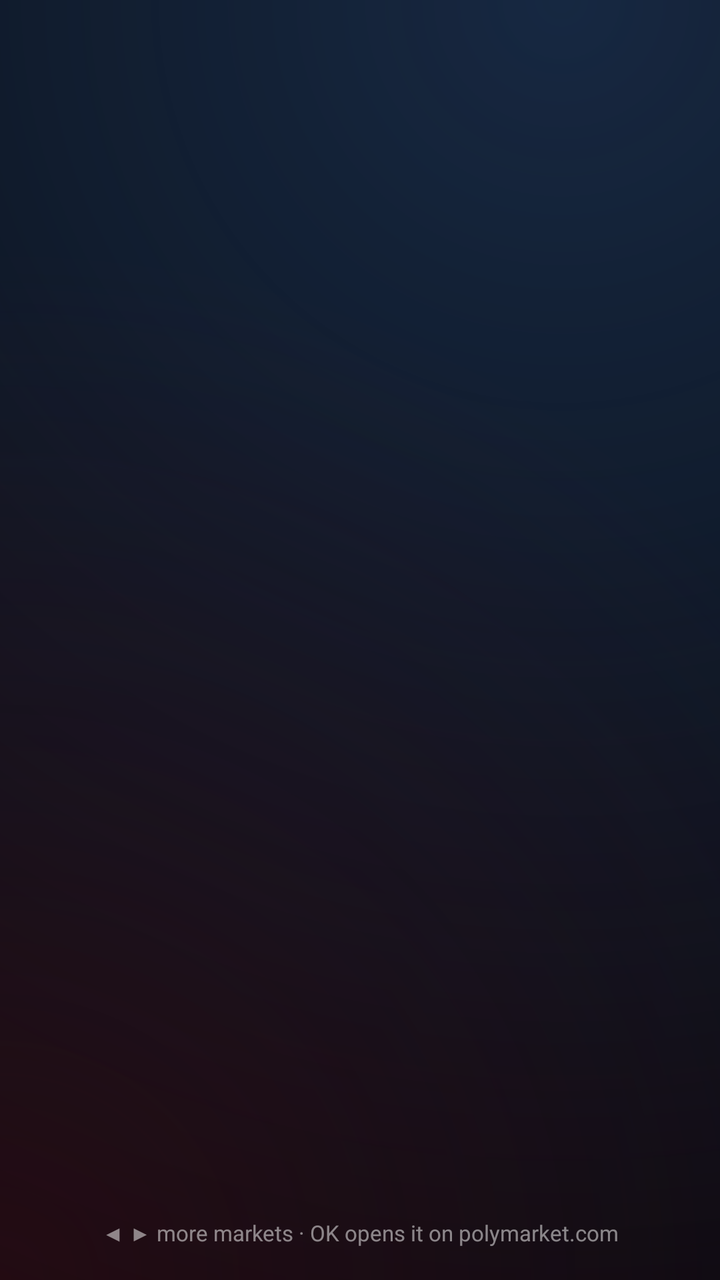
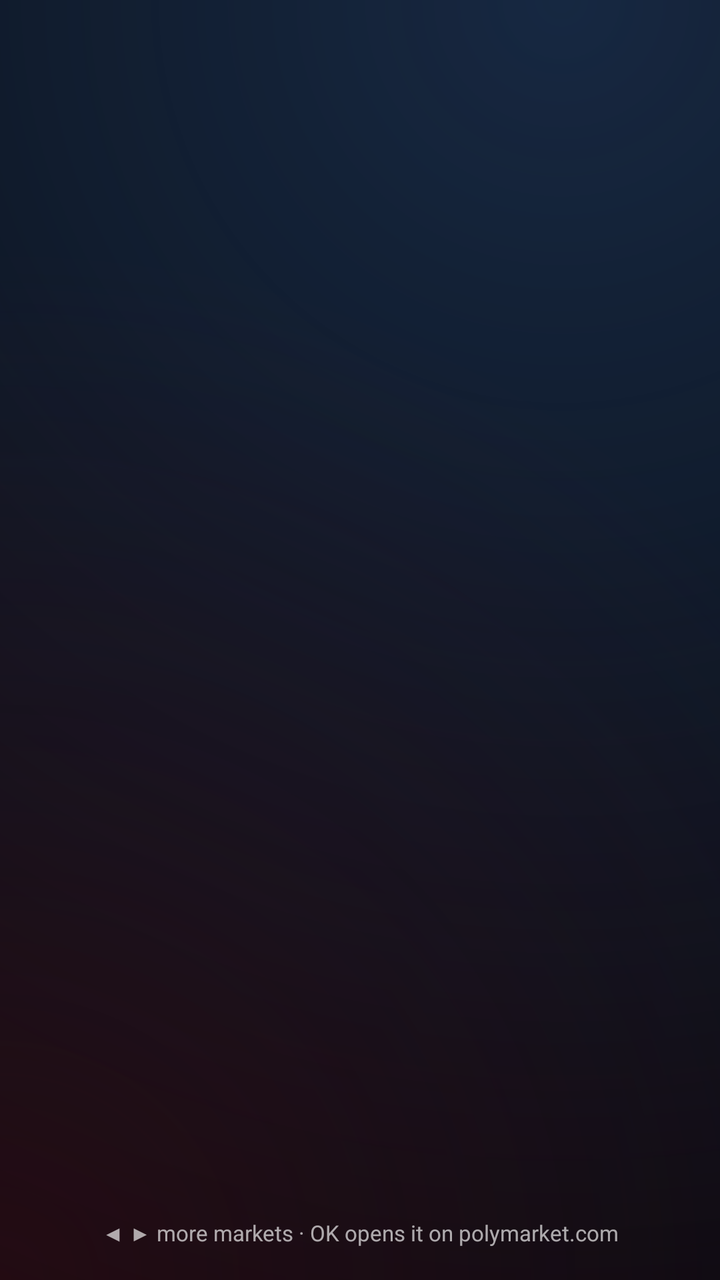

Screens rendered from an Android XML layout before and after an edit, with the pre-edit source and the edit as a unified diff.
<!-- AndroidManifest.xml: application theme Theme.MtvLauncher -->
<!-- res/layout/activity_poly.xml -->
<?xml version="1.0" encoding="utf-8"?>
<FrameLayout xmlns:android="http://schemas.android.com/apk/res/android"
    android:layout_width="match_parent"
    android:layout_height="match_parent"
    android:background="@drawable/dash_bg">

    <LinearLayout
        android:id="@+id/poly_page"
        android:layout_width="600dp"
        android:layout_height="match_parent"
        android:layout_gravity="center_horizontal"
        android:focusable="true"
        android:orientation="vertical"
        android:paddingTop="26dp"
        android:paddingBottom="16dp">

        <LinearLayout
            android:layout_width="match_parent"
            android:layout_height="wrap_content"
            android:gravity="center_vertical"
            android:orientation="horizontal">

            <ImageView
                android:id="@+id/poly_icon"
                android:layout_width="34dp"
                android:layout_height="34dp"
                android:importantForAccessibility="no"
                android:scaleType="centerCrop" />

            <LinearLayout
                android:layout_width="0dp"
                android:layout_height="wrap_content"
                android:layout_marginStart="12dp"
                android:layout_weight="1"
                android:orientation="vertical">

                <TextView android:id="@+id/poly_kicker" style="@style/Kicker" />

                <TextView
                    android:id="@+id/poly_meta"
                    android:layout_width="wrap_content"
                    android:layout_height="wrap_content"
                    android:textColor="#99FFFFFF"
                    android:textSize="11sp" />
            </LinearLayout>

            <TextView
                android:id="@+id/poly_position"
                android:layout_width="wrap_content"
                android:layout_height="wrap_content"
                android:textColor="#99FFFFFF"
                android:textSize="12sp" />
        </LinearLayout>

        <TextView
            android:id="@+id/poly_title"
            android:layout_width="match_parent"
            android:layout_height="wrap_content"
            android:layout_marginTop="12dp"
            android:fontFamily="sans-serif-medium"
            android:textColor="#FFFFFFFF"
            android:textSize="22sp" />

        <LinearLayout
            android:id="@+id/poly_outcomes"
            android:layout_width="match_parent"
            android:layout_height="wrap_content"
            android:layout_marginTop="10dp"
            android:orientation="vertical" />

        <TextView
            android:id="@+id/poly_description"
            android:layout_width="match_parent"
            android:layout_height="wrap_content"
            android:layout_marginTop="12dp"
            android:ellipsize="end"
            android:lineSpacingMultiplier="1.2"
            android:maxLines="4"
            android:textColor="#B3FFFFFF"
            android:textSize="11sp" />

        <View android:layout_width="match_parent" android:layout_height="0dp" android:layout_weight="1" />

        <TextView
            android:layout_width="match_parent"
            android:layout_height="wrap_content"
            android:gravity="center"
            android:text="@string/poly_hint"
            android:textColor="#80FFFFFF"
            android:textSize="11sp" />
    </LinearLayout>
</FrameLayout>
<!-- resources referenced by this layout -->
<resources>
  <!-- drawable dash_bg (drawable) -->
  <?xml version="1.0" encoding="utf-8"?>
  <layer-list xmlns:android="http://schemas.android.com/apk/res/android">
      <item><color android:color="#FF06080D" /></item>
      <item>
          <shape>
              <gradient android:type="radial" android:centerX="0.78" android:centerY="0.0" android:gradientRadius="700dp"
                  android:startColor="#B31D3557" android:endColor="#001D3557" />
          </shape>
      </item>
      <item>
          <shape>
              <gradient android:type="radial" android:centerX="0.0" android:centerY="1.0" android:gradientRadius="520dp"
                  android:startColor="#8C3A0D16" android:endColor="#003A0D16" />
          </shape>
      </item>
  </layer-list>
  <string name="poly_hint">◀ ▶ more markets   ·   OK opens it on polymarket.com</string>
  <style name="Kicker">
          <item name="android:layout_width">wrap_content</item>
          <item name="android:layout_height">wrap_content</item>
          <item name="android:letterSpacing">0.08</item>
          <item name="android:textAllCaps">true</item>
          <item name="android:textColor">#FFFFD60A</item>
          <item name="android:textSize">11sp</item>
          <item name="android:textStyle">bold</item>
      </style>
  <style name="Theme.MtvLauncher" parent="@android:style/Theme.DeviceDefault.NoActionBar">
          <item name="android:windowBackground">@android:color/black</item>
          <item name="android:windowShowWallpaper">false</item>
          <item name="android:windowNoTitle">true</item>
          <item name="android:windowFullscreen">true</item>
          <item name="android:windowAnimationStyle">@null</item>
      </style>
</resources>

<!-- the commit's change to res/layout/activity_poly.xml (unified diff, before → after) -->
@@ -86,7 +86,7 @@
             android:layout_height="wrap_content"
             android:gravity="center"
             android:text="@string/poly_hint"
-            android:textColor="#80FFFFFF"
+            android:textColor="#A6FFFFFF"
             android:textSize="11sp" />
     </LinearLayout>
 </FrameLayout>
